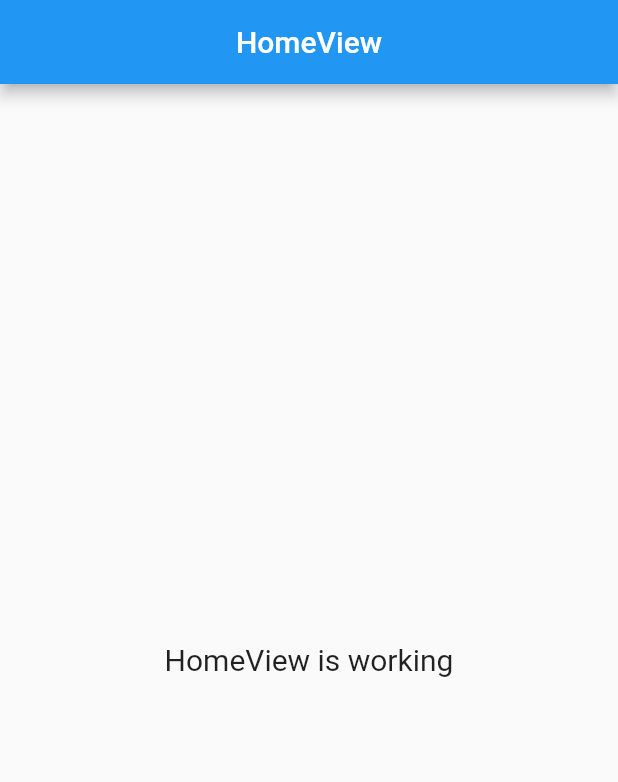
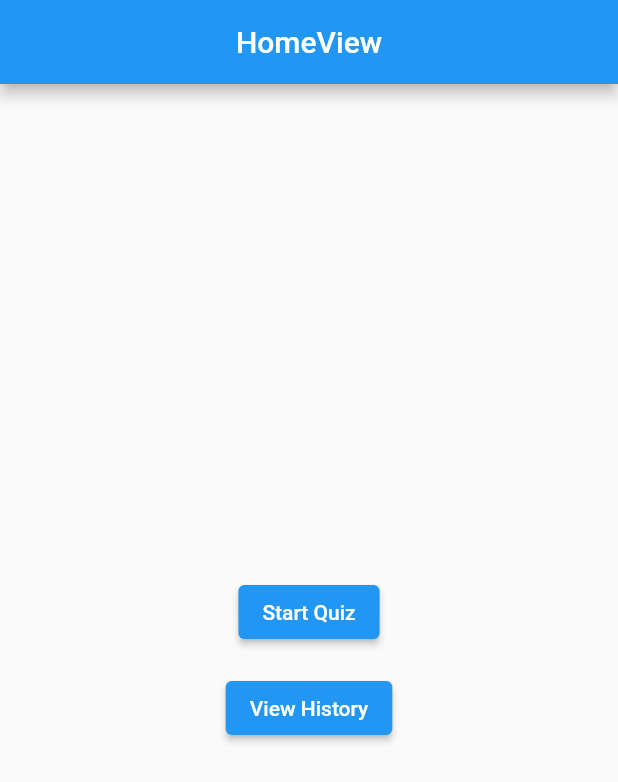
Before and after one commit to alpondith/trivia-quiz, a Flutter app: the screen it shows after launch, on a phone screen of 412 x 824 dp. Shown: the top 782 px of the screen. Run offline on Flutter 3.47's test engine with Material 2 defaults, Android fonts, the phone set to English and light mode, and no system bars; our stand-ins replace get.

```diff
--- a/lib/app/modules/home/views/home_view.dart
+++ b/lib/app/modules/home/views/home_view.dart
@@ -13,10 +13,22 @@ class HomeView extends GetView<HomeController> {
         title: const Text('HomeView'),
         centerTitle: true,
       ),
-      body: const Center(
-        child: Text(
-          'HomeView is working',
-          style: TextStyle(fontSize: 20),
+      body: Center(
+        child: Column(
+          mainAxisAlignment: MainAxisAlignment.center,
+          children: [
+            ElevatedButton(
+              onPressed: () {},
+              child: const Text('Start Quiz'),
+            ),
+            const SizedBox(
+              height: 16,
+            ),
+            ElevatedButton(
+              onPressed: () {},
+              child: const Text('View History'),
+            ),
+          ],
         ),
       ),
     );
```
